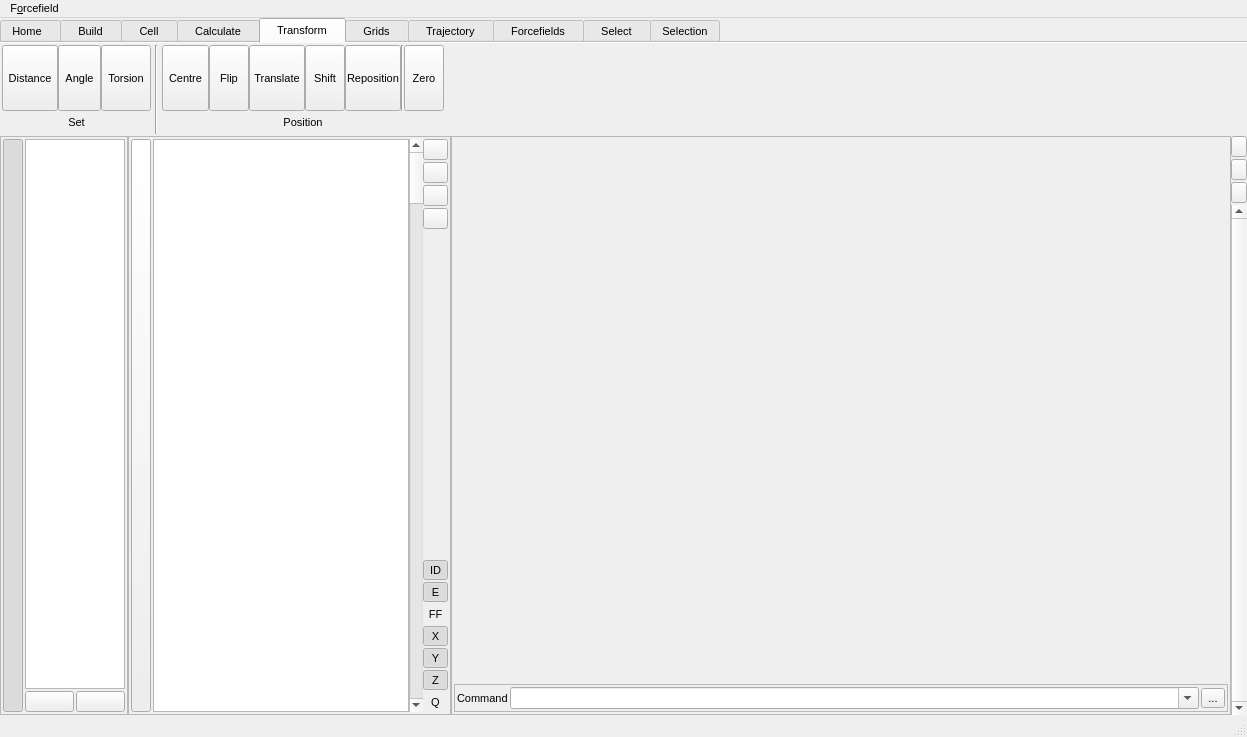
This is src/gui/mainwindow.ui in trisyoungs/aten as Qt 5 draws it before an edit. The edited form follows.
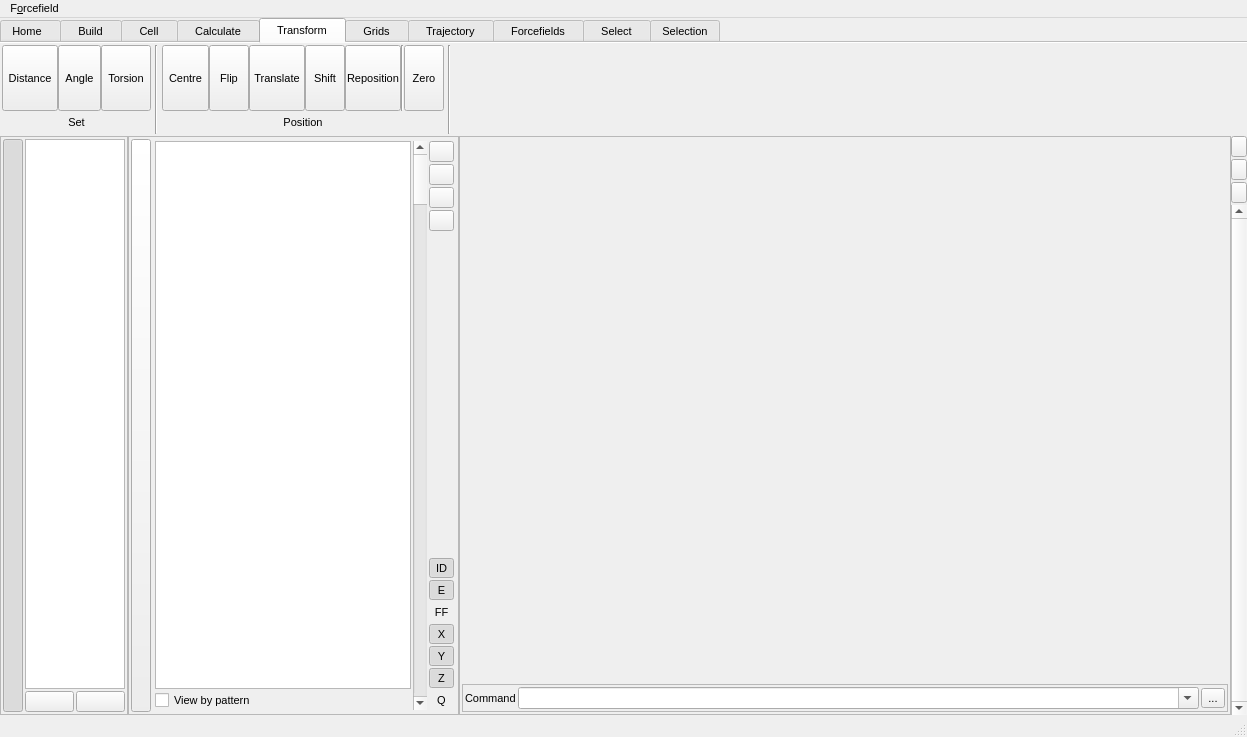
This is the edited form. The open tabs and pages were chosen to show the change. Icons and pictures are not drawn. Custom widgets are drawn as their Qt base class.

Commit message: Fixed - Some action slots were still referenced in the code. Fixed - Settings was hiding the ModelsList rather than ModelsListWidget. Added CreateFragment option to context menu. Fixed - Widget slots for several functions were incorrectly named and thus broken. Added option to enable viewing by patern to the AtomsTable. Added BuildFragmentsPopup and removed old Fragments dock widget.

What changed in the file:
```diff
--- a/src/gui/mainwindow.ui
+++ b/src/gui/mainwindow.ui
@@ -4424,6 +4424,13 @@
           </item>
          </layout>
         </item>
+        <item>
+         <widget class="Line" name="line_37">
+          <property name="orientation">
+           <enum>Qt::Vertical</enum>
+          </property>
+         </widget>
+        </item>
         <item>
          <spacer name="horizontalSpacer_5">
           <property name="orientation">
@@ -8754,10 +8761,15 @@
            </property>
            <layout class="QHBoxLayout" name="horizontalLayout_19">
             <property name="spacing">
-             <number>0</number>
+             <number>2</number>
             </property>
             <property name="margin">
-             <number>0</number>
+             <number>2</number>
+            </property>
+            <item>
+             <layout class="QVBoxLayout" name="verticalLayout_4">
+              <property name="spacing">
+               <number>2</number>
             </property>
             <item>
              <widget class="TTableWidget" name="AtomsTable">
@@ -8801,6 +8813,15 @@
                <number>15</number>
               </attribute>
              </widget>
+              </item>
+              <item>
+               <widget class="QCheckBox" name="AtomsViewByPattern">
+                <property name="text">
+                 <string>View by pattern</string>
+                </property>
+               </widget>
+              </item>
+             </layout>
             </item>
             <item>
              <widget class="QScrollBar" name="AtomsTableScrollBar">
```
Left out of the diff: 4 changed lines with no effect on the pictures. Lines whose indentation alone changed are shown as unchanged. The commit also changes 33 other files.
